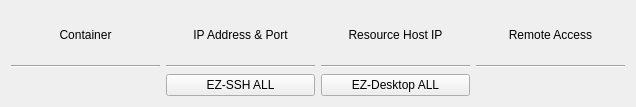
Before: the Qt Designer form hub/forms/DlgEnvironment.ui in subutai-io/control-center, drawn with Qt 5.
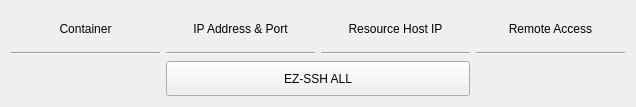
After: the same form once the commit is applied.

Commit message: deleted desktop button from dlg

```diff
--- a/hub/forms/DlgEnvironment.ui
+++ b/hub/forms/DlgEnvironment.ui
@@ -94,7 +94,7 @@
    <item row="2" column="2">
     <layout class="QFormLayout" name="cont_rhip"/>
    </item>
-   <item row="3" column="1">
+   <item row="3" column="1" colspan="2">
     <widget class="QPushButton" name="btn_ssh_all">
      <property name="maximumSize">
       <size>
@@ -107,13 +107,6 @@
      </property>
     </widget>
    </item>
-   <item row="3" column="2">
-    <widget class="QPushButton" name="btn_desktop_all">
-     <property name="text">
-      <string>EZ-Desktop ALL</string>
-     </property>
-    </widget>
-   </item>
   </layout>
  </widget>
  <resources/>
```
The commit also changes 1 other file.
